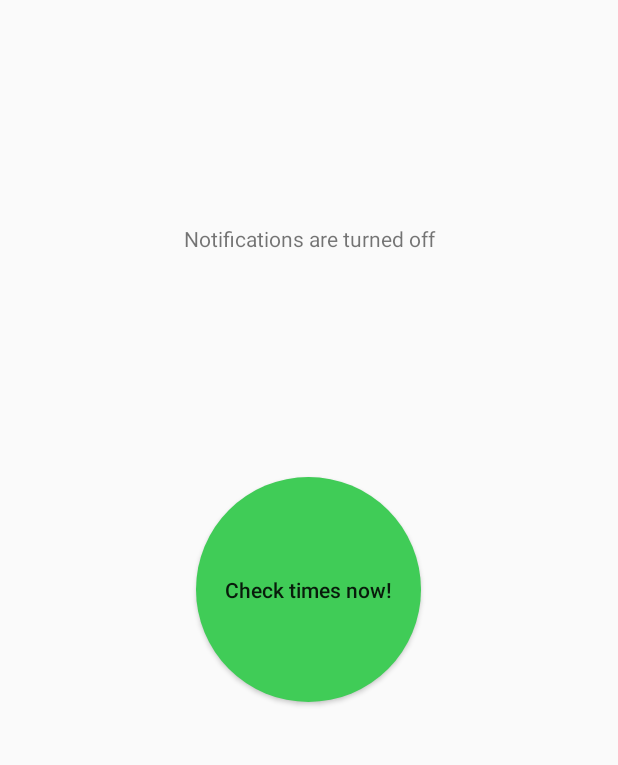
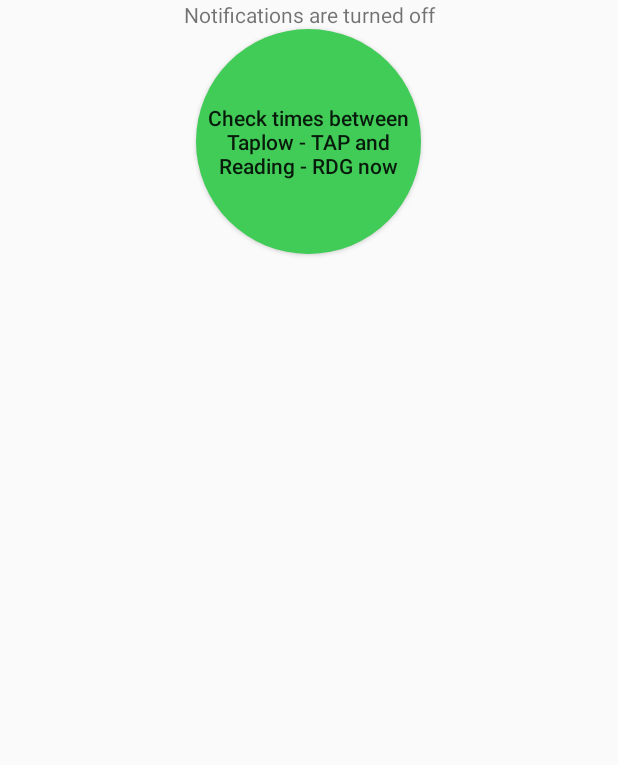
Before and after one commit to kanemars/ChuffJava, an Android app: the screen it shows after launch (MainActivity), on a phone screen of 412 x 824 dp, the part 84-849 px from its top. Run offline under Robolectric (Android 15) with nearby library versions, the phone set to English and light mode, and no system bars; 1 statement that could not run was skipped.

Commit message:
Removed non-working ProgressBar and will replace with another solutions

```diff
--- a/app/src/main/java/kanemars/chuffjava/ChuffAlarm.java
+++ b/app/src/main/java/kanemars/chuffjava/ChuffAlarm.java
@@ -23,7 +23,11 @@ class ChuffAlarm {
     static String time;
 
     static void startAlarmIfNotificationOn(Context context) throws JourneyException {
-        ChuffPreferences preferences = new ChuffPreferences(context);
+        startAlarmIfNotificationOn (context, new ChuffPreferences(context));
+    }
+
+
+    static void startAlarmIfNotificationOn(Context context, ChuffPreferences preferences) throws JourneyException {
         journey = new Journey(GetCrs(preferences.source), GetCrs(preferences.destination));
 
         notificationIntent = new Intent(context, ChuffNotificationReceiver.class);
--- a/app/src/main/java/kanemars/chuffjava/MainActivity.java
+++ b/app/src/main/java/kanemars/chuffjava/MainActivity.java
@@ -6,10 +6,12 @@ import android.os.Bundle;
 import android.preference.PreferenceManager;
 import android.support.v7.app.AppCompatActivity;
 import android.support.v7.widget.Toolbar;
+import android.text.Spanned;
 import android.text.format.DateFormat;
 import android.view.Menu;
 import android.view.MenuItem;
 import android.view.View;
+import android.widget.Button;
 import android.widget.ProgressBar;
 import android.widget.TextView;
 import android.widget.Toast;
@@ -33,19 +35,20 @@ public class MainActivity extends AppCompatActivity {
 
         Toolbar myToolbar = (Toolbar) findViewById(R.id.chuffToolbar);
         setSupportActionBar(myToolbar);
-        showNextNotification();
-
+        ChuffPreferences chuffPreferences = new ChuffPreferences(this);
+        showNextNotification(chuffPreferences);
         try {
-            ChuffAlarm.startAlarmIfNotificationOn(this);
+            ChuffAlarm.startAlarmIfNotificationOn(this, chuffPreferences);
         } catch (JourneyException ex) {
 
         }
     }
 
+
     @Override
     protected void onResume() {
         super.onResume();
-        showNextNotification();
+        showNextNotification(new ChuffPreferences(this));
     }
 
     @Override
@@ -73,8 +76,8 @@ public class MainActivity extends AppCompatActivity {
 
     public void immediatelyShowNext2Trains(View view) {
         try {
-            ProgressBar progressBar = (ProgressBar) findViewById(R.id.progressBar);
-            Toast.makeText(getApplicationContext(), ChuffNotificationReceiver.getNext2Departures(getJourney(), progressBar), Toast.LENGTH_LONG).show();
+            Spanned departuresHTML = ChuffNotificationReceiver.getNext2Departures(getJourney());
+            Toast.makeText(getApplicationContext(), departuresHTML, Toast.LENGTH_LONG).show();
         } catch (JourneyException ex) {
             Toast.makeText(getApplicationContext(), ex.getMessage(), Toast.LENGTH_LONG).show();
         }
@@ -88,13 +91,15 @@ public class MainActivity extends AppCompatActivity {
         return new Journey(strSource, strDestination);
     }
 
-    private void showNextNotification() {
-        ChuffPreferences preferences = new ChuffPreferences(getBaseContext());
-
+    private void showNextNotification(ChuffPreferences preferences) {
         TextView textView = (TextView) findViewById(R.id.nextNotificationTextView);
         textView.setText(preferences.notificationOn ? String.format("%s to %s will be notified at %s",
                 preferences.source,
                 preferences.destination,
                 preferences.notificationTime) : "Notifications are turned off");
+
+        Button checkTimesButton = (Button) findViewById(R.id.checkTimesButton);
+        checkTimesButton.setText(String.format("Check times between %s and %s now", preferences.source, preferences.destination));
+
     }
 }
--- a/app/src/main/res/layout/content_main.xml
+++ b/app/src/main/res/layout/content_main.xml
@@ -4,7 +4,7 @@
         xmlns:tools="http://schemas.android.com/tools"
         android:id="@+id/content_main"
         android:layout_width="match_parent"
-        android:layout_height="fill_parent"
+        android:layout_height="match_parent"
         android:gravity="center_horizontal"
         tools:showIn="@layout/activity_main"
         tools:context="kanemars.chuffjava.MainActivity"
@@ -14,19 +14,11 @@
             android:layout_height="wrap_content"
             android:background="?attr/colorPrimary"
             android:theme="?attr/actionBarTheme"
-            android:minHeight="?attr/actionBarSize" android:id="@+id/chuffToolbar"/>    <Space
-        android:layout_width="0dp"
-        android:layout_height="1dp"
-        android:layout_weight="1" >
-</Space>
+            android:minHeight="?attr/actionBarSize" android:id="@+id/chuffToolbar"/>
     <TextView
             android:gravity="center"
             android:layout_width="match_parent"
-            android:layout_height="wrap_content" android:id="@+id/nextNotificationTextView"/>    <Space
-        android:layout_width="0dp"
-        android:layout_height="1dp"
-        android:layout_weight="1" >
-</Space>
+            android:layout_height="wrap_content" android:id="@+id/nextNotificationTextView"/>
     <Button
             android:text="@string/check_times_now"
             android:layout_width="150dp"
@@ -34,20 +26,6 @@
             android:gravity="center_vertical|center_horizontal"
             android:id="@+id/checkTimesButton"
             android:onClick="immediatelyShowNext2Trains"
-            android:background="@drawable/roundedbutton" android:textAllCaps="false"/>    <Space
-        android:layout_width="0dp"
-        android:layout_height="1dp"
-        android:layout_weight="1" >
-</Space>
-    <ProgressBar
-            style="?android:attr/progressBarStyle"
-            android:layout_width="match_parent"
-            android:layout_height="wrap_content"
-            android:id="@+id/progressBar" android:visibility="gone"/>    <Space
-        android:layout_width="0dp"
-        android:layout_height="1dp"
-        android:layout_weight="1" >
-</Space>
-
+            android:background="@drawable/roundedbutton" android:textAllCaps="false"/>
 
 </LinearLayout>
```
Also changed, not shown: app/src/main/java/kanemars/KaneHuxleyJavaConsumer/GetDeparturesAsyncTask.java (added, +53 -0 lines), app/src/main/java/kanemars/KaneHuxleyJavaConsumer/RestfulAsyncTasks.java (deleted, +0 -75 lines), app/src/main/java/kanemars/chuffjava/ChuffNotificationReceiver.java (+4 -4 lines).
